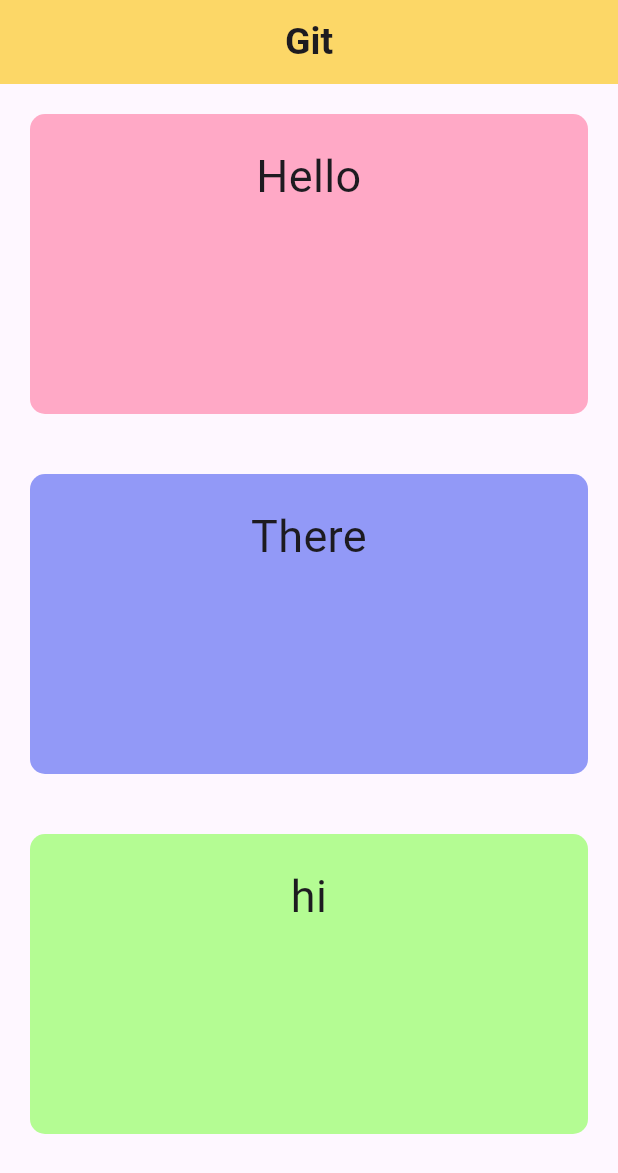
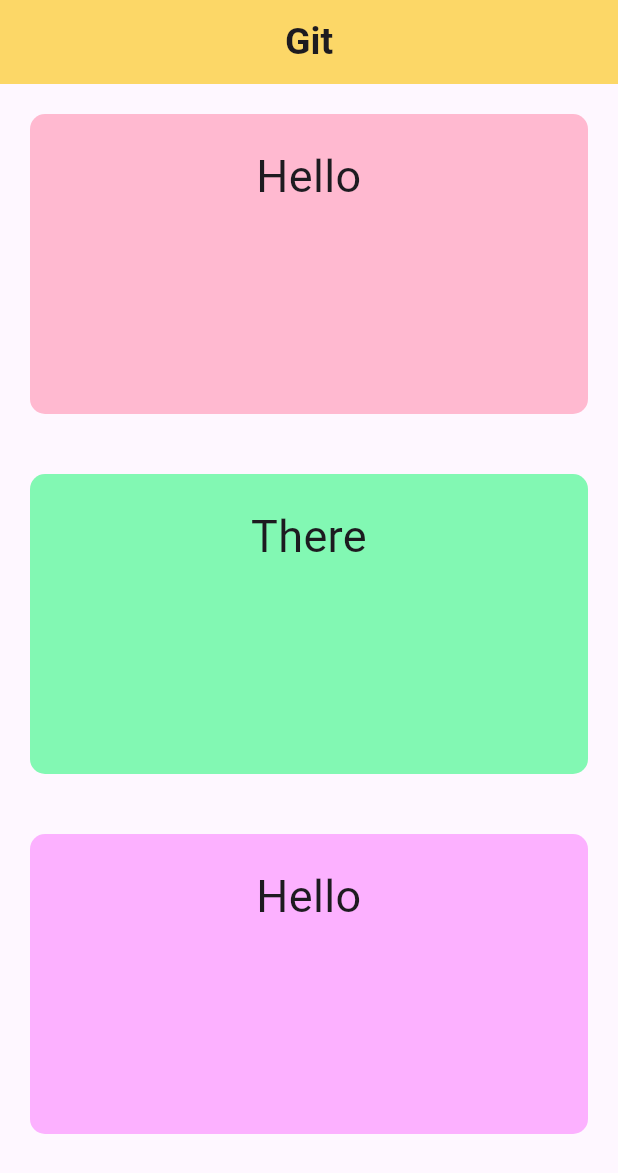
Before and after one commit to haadiyaa/gitsample, a Flutter app: the screen it shows after launch, on a phone screen of 412 x 824 dp. Shown: the top 1173 px of the screen. Run offline on Flutter 3.47's test engine with Material 3 defaults, Android fonts, the phone set to English and light mode, and no system bars.

Commit message:
seperated files

```diff
--- a/lib/main.dart
+++ b/lib/main.dart
@@ -1,4 +1,5 @@
 import 'package:flutter/material.dart';
+import 'package:git_sample/mybox.dart';
 
 void main() {
   runApp(const MyApp());
@@ -30,66 +31,12 @@ class MyHomePage extends StatelessWidget {
         )),
         backgroundColor: const Color.fromARGB(255, 252, 215, 103),
       ),
-      body: SingleChildScrollView(
+      body: const SingleChildScrollView(
         child: Column(
           children: [
-            Padding(
-              padding: const EdgeInsets.all(20),
-              child: Container(
-                padding: const EdgeInsets.all(20),
-                width: double.infinity,
-                height: 200,
-                decoration: const BoxDecoration(
-                  borderRadius: BorderRadius.all(
-                    Radius.circular(10),
-                  ),
-                  color: Color.fromARGB(255, 255, 169, 198),
-                ),
-                child: const Text(
-                  "Hello",
-                  style: TextStyle(fontSize: 30),
-                  textAlign: TextAlign.center,
-                ),
-              ),
-            ),
-            Padding(
-              padding: const EdgeInsets.all(20),
-              child: Container(
-                padding: const EdgeInsets.all(20),
-                width: double.infinity,
-                height: 200,
-                decoration: const BoxDecoration(
-                  borderRadius: BorderRadius.all(
-                    Radius.circular(10),
-                  ),
-                  color: Color.fromARGB(255, 146, 153, 247),
-                ),
-                child: const Text(
-                  "There",
-                  style: TextStyle(fontSize: 30),
-                  textAlign: TextAlign.center,
-                ),
-              ),
-            ),
-            Padding(
-              padding: const EdgeInsets.all(20),
-              child: Container(
-                padding: const EdgeInsets.all(20),
-                width: double.infinity,
-                height: 200,
-                decoration: const BoxDecoration(
-                  borderRadius: BorderRadius.all(
-                    Radius.circular(10),
-                  ),
-                  color: Color.fromARGB(255, 180, 252, 147),
-                ),
-                child: const Text(
-                  "hi",
-                  style: TextStyle(fontSize: 30),
-                  textAlign: TextAlign.center,
-                ),
-              ),
-            ),
+            MyBox(color: Color.fromARGB(255, 255, 185, 208), text: "Hello"),
+            MyBox(color: Color.fromARGB(255, 130, 248, 179), text: "There"),
+            MyBox(color: Color.fromARGB(255, 252, 177, 255), text: "Hello"),
           ],
         ),
       ),
--- /dev/null
+++ b/lib/mybox.dart
@@ -0,0 +1,32 @@
+import 'package:flutter/material.dart';
+
+class MyBox extends StatelessWidget {
+  const MyBox({
+    super.key, required this.color, required this.text,
+  });
+  final Color color;
+  final String text;
+
+  @override
+  Widget build(BuildContext context) {
+    return Padding(
+      padding: const EdgeInsets.all(20),
+      child: Container(
+        padding: const EdgeInsets.all(20),
+        width: double.infinity,
+        height: 200,
+        decoration:  BoxDecoration(
+          borderRadius: BorderRadius.all(
+            Radius.circular(10),
+          ),
+          color: color
+        ),
+        child:  Text(
+          text,
+          style: TextStyle(fontSize: 30),
+          textAlign: TextAlign.center,
+        ),
+      ),
+    );
+  }
+}
```
